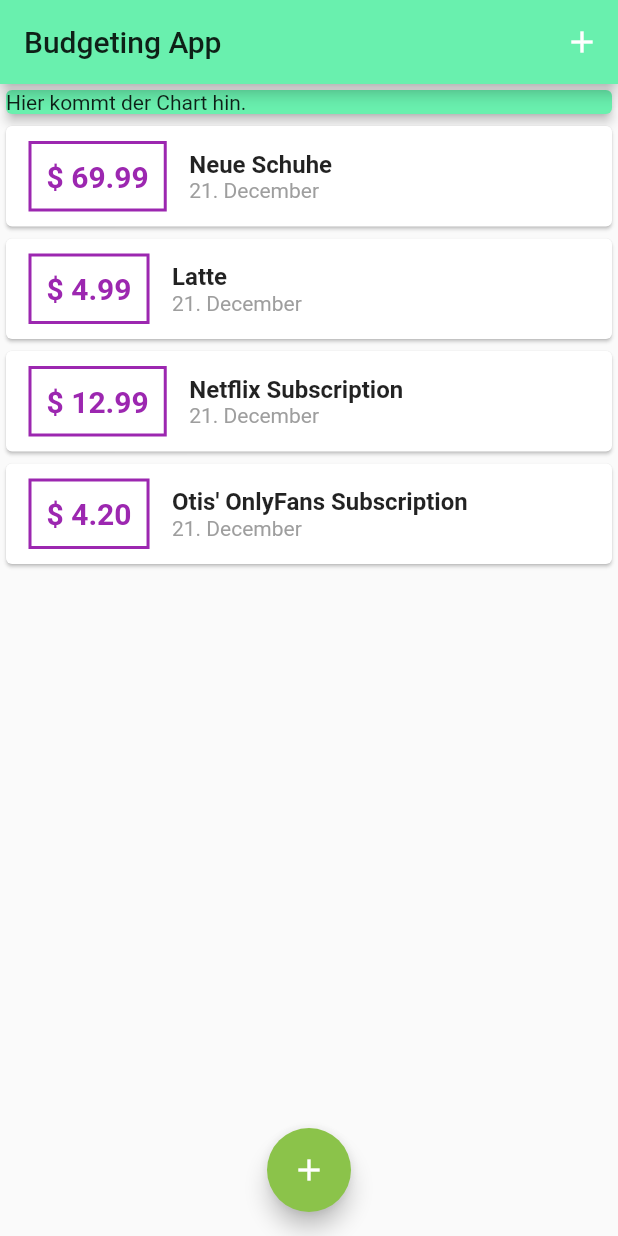
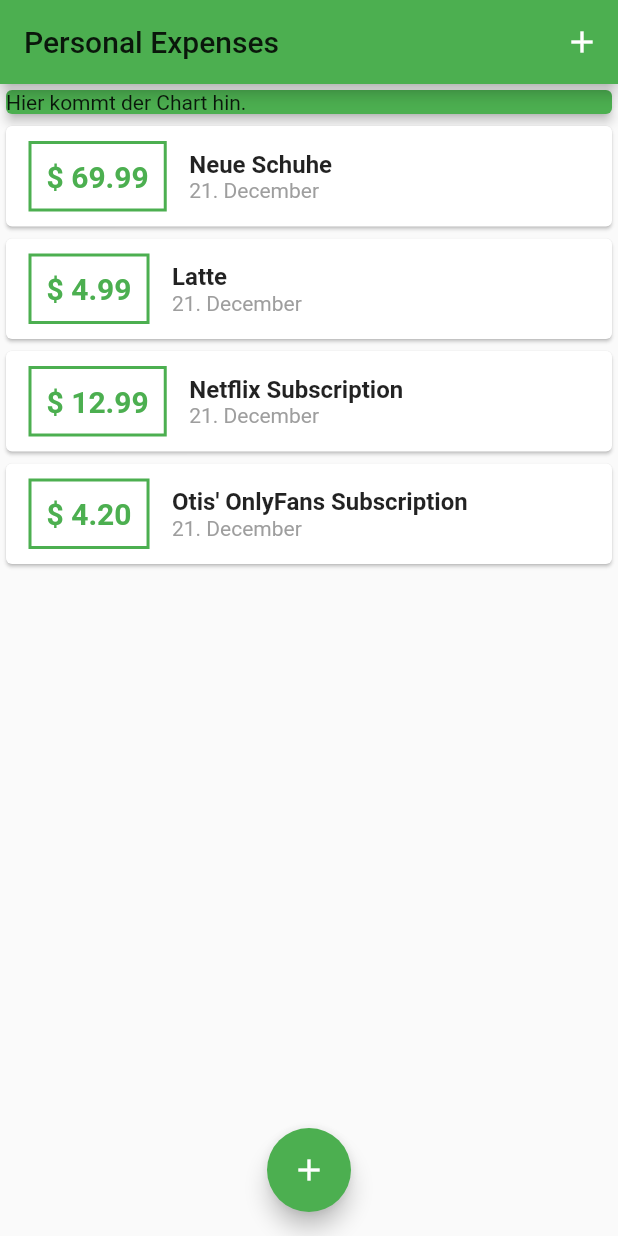
Before and after one commit to NightmindOfficial/fl_budget, a Flutter app: the screen it shows after launch, on a phone screen of 412 x 824 dp. Run offline on Flutter 3.47's test engine with Material 2 defaults, Android fonts, the phone set to English and light mode, and no system bars.

Commit message:
Video 91

```diff
--- a/lib/main.dart
+++ b/lib/main.dart
@@ -8,11 +8,17 @@ import 'models/transaction.dart';
 void main() => runApp(MyApp());
 
 class MyApp extends StatelessWidget {
+  var colorSwatch = Colors.green;
+
   @override
   Widget build(BuildContext context) {
     return MaterialApp(
-      title: 'Flutter App',
+      title: 'Personal Expenses',
       home: MyHomePage(),
+      theme: ThemeData(
+        primarySwatch: colorSwatch,
+        colorScheme: ColorScheme.fromSwatch(primarySwatch: colorSwatch),
+      ),
     );
   }
 }
@@ -81,7 +87,7 @@ class _MyHomePageState extends State<MyHomePage> {
     return Scaffold(
       appBar: AppBar(
         title: Text(
-          'Budgeting App',
+          'Personal Expenses',
           style: TextStyle(
             color: Colors.black87,
           ),
@@ -92,7 +98,7 @@ class _MyHomePageState extends State<MyHomePage> {
             icon: Icon(Icons.add),
           ),
         ],
-        backgroundColor: Colors.greenAccent,
+        backgroundColor: Theme.of(context).primaryColor,
       ),
       body: SingleChildScrollView(
         child: Column(
@@ -101,7 +107,7 @@ class _MyHomePageState extends State<MyHomePage> {
           children: <Widget>[
             Container(
               child: Card(
-                color: Colors.greenAccent,
+                color: Theme.of(context).primaryColor,
                 child: Text('Hier kommt der Chart hin.'),
                 elevation: 3,
               ),
@@ -114,7 +120,7 @@ class _MyHomePageState extends State<MyHomePage> {
       floatingActionButton: FloatingActionButton(
         onPressed: () => _startAddNewTransaction(context),
         child: Icon(Icons.add),
-        backgroundColor: Colors.lightGreen,
+        backgroundColor: Theme.of(context).colorScheme.secondary,
       ),
     );
   }
--- a/lib/widgets/transaction_list.dart
+++ b/lib/widgets/transaction_list.dart
@@ -24,7 +24,7 @@ class TransactionList extends StatelessWidget {
                   ),
                   decoration: BoxDecoration(
                     border: Border.all(
-                      color: Colors.purple,
+                      color: Theme.of(context).primaryColor,
                       width: 2,
                     ),
                   ),
@@ -34,7 +34,7 @@ class TransactionList extends StatelessWidget {
                     style: TextStyle(
                       fontWeight: FontWeight.bold,
                       fontSize: 20,
-                      color: Colors.purple,
+                      color: Theme.of(context).primaryColor,
                     ),
                   ),
                 ),
```
